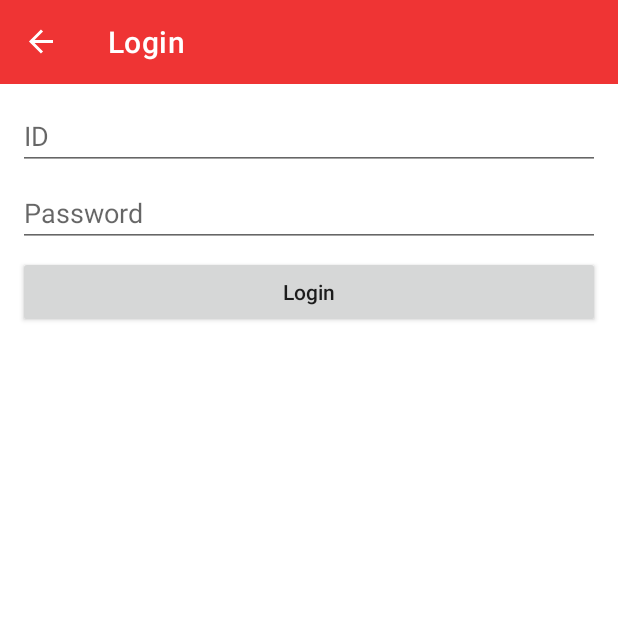
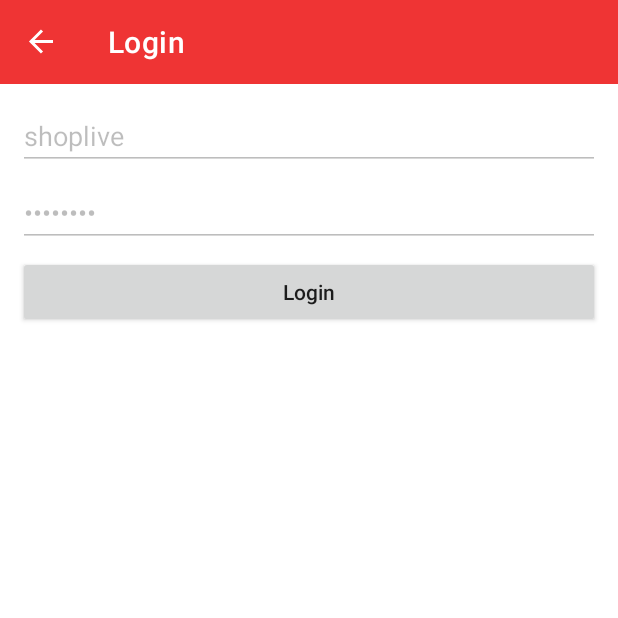
Before and after one commit to shoplive/android-sdk-sample, an Android app: the SignInFragment screen opened through its navigation route, on a phone screen of 412 x 824 dp, the top half of it. Run offline under Robolectric (Android 15) with nearby library versions, the phone set to English and light mode, and no system bars; our stand-ins replace navigation-ui; Roboto replaces fonts that are not available here; 2 statements that could not run were skipped.

Commit message:
In SignInFragment, set login id/password to "shoplive".

```diff
--- a/app/src/main/java/cloud/shoplive/sample/fragment/SignInFragment.kt
+++ b/app/src/main/java/cloud/shoplive/sample/fragment/SignInFragment.kt
@@ -34,6 +34,9 @@ class SignInFragment: Fragment() {
     override fun onViewCreated(view: View, savedInstanceState: Bundle?) {
         super.onViewCreated(view, savedInstanceState)
 
+        binding.etId.setText("shoplive")
+        binding.etPw.setText("shoplive")
+
         binding.btLogin.setOnClickListener {
             val id = binding.etId.text.toString()
             if (id.isNullOrEmpty()) {
@@ -45,6 +48,7 @@ class SignInFragment: Fragment() {
             }
             CampaignSettings.authType(requireContext(), 0)
             CampaignSettings.user(requireContext(), shopliveUser)
+
             setFragmentResult("requestKey", bundleOf("userId" to id))
             requireActivity().supportFragmentManager.popBackStack()
         }
--- a/app/src/main/res/layout/fragment_signin.xml
+++ b/app/src/main/res/layout/fragment_signin.xml
@@ -11,6 +11,7 @@
             android:layout_width="match_parent"
             android:layout_height="wrap_content"
             android:hint="@string/hint_login_id"
+            android:enabled="false"
             />
 
     <EditText
@@ -19,6 +20,8 @@
             android:layout_height="wrap_content"
             android:hint="@string/hint_login_pw"
             android:layout_marginTop="6dp"
+            android:inputType="textPassword"
+            android:enabled="false"
             />
 
     <androidx.appcompat.widget.AppCompatButton
```
